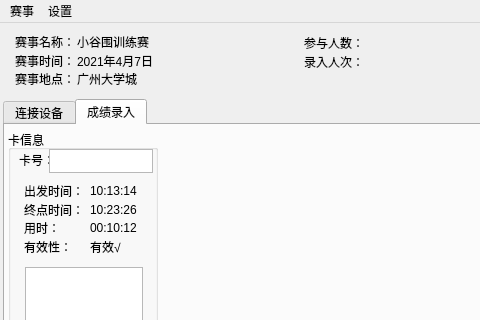
Qt form GUI/untitled.ui (XiaonianPu/orienteering-results-interface) before a commit; both pictures show x 0 to 480 and y 0 to 320 of the 603 by 611 pixel window.
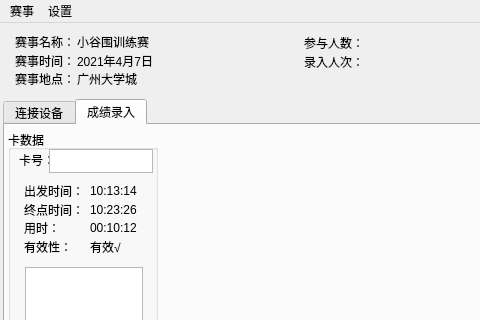
The same form after that commit.

Commit message: 卡信息 改成 卡数据

The edit to the form file:
```diff
--- a/GUI/untitled.ui
+++ b/GUI/untitled.ui
@@ -191,7 +191,7 @@
        </rect>
       </property>
       <property name="title">
-       <string>卡信息</string>
+       <string>卡数据</string>
       </property>
       <widget class="QLabel" name="label_3">
        <property name="geometry">
```
The commit also changes 1 other file.
